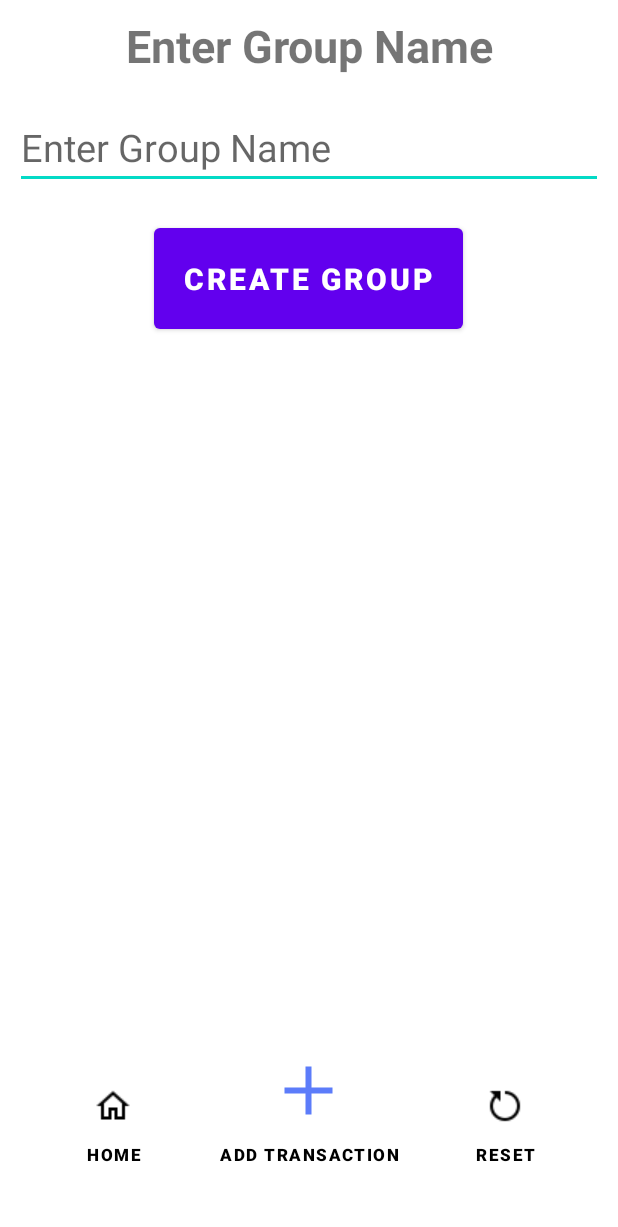
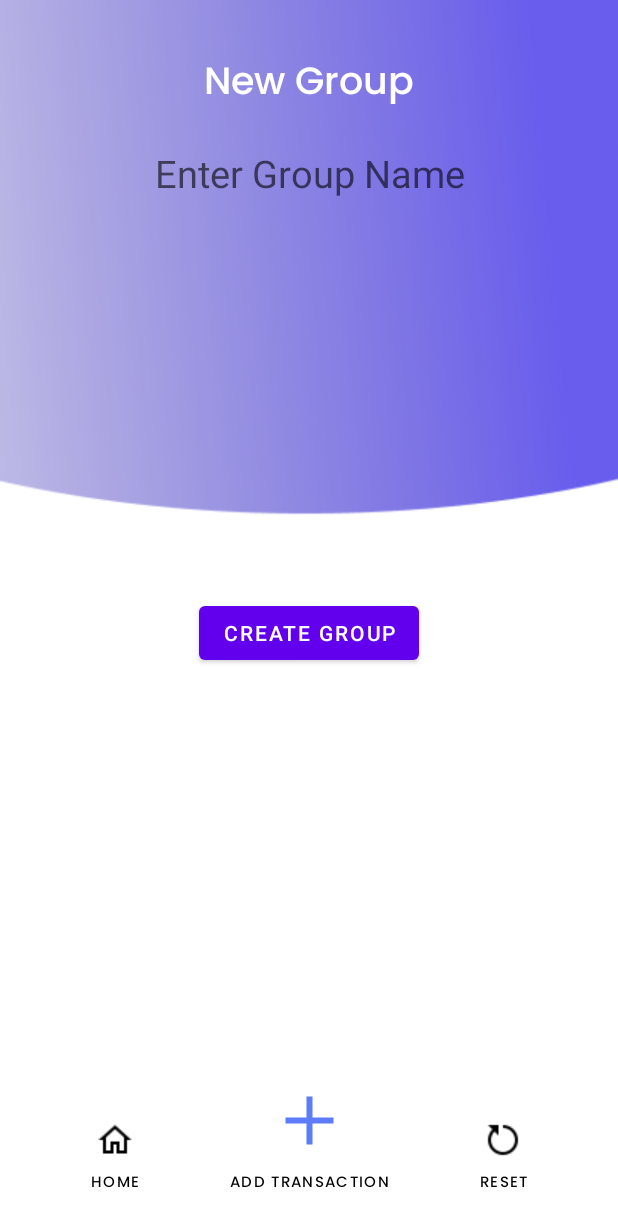
Before and after one commit to pipspritam/Android-App-SplitYourBill, an Android app: the createGroupAddName screen opened directly, with no data from a screen before it, on a phone screen of 412 x 824 dp. Shown: the top 1227 px of the screen. Run offline under Robolectric (Android 15) with nearby library versions, the phone set to English and light mode, and no system bars.

Commit message:
updated ui create page

```diff
--- a/app/src/main/res/layout/activity_create_group_add_name.xml
+++ b/app/src/main/res/layout/activity_create_group_add_name.xml
@@ -1,149 +1,190 @@
 <?xml version="1.0" encoding="utf-8"?>
-<LinearLayout xmlns:android="http://schemas.android.com/apk/res/android"
+<androidx.constraintlayout.widget.ConstraintLayout xmlns:android="http://schemas.android.com/apk/res/android"
+    xmlns:app="http://schemas.android.com/apk/res-auto"
     xmlns:tools="http://schemas.android.com/tools"
     android:layout_width="match_parent"
     android:layout_height="match_parent"
-    android:gravity="center_horizontal"
+    android:background="@drawable/background"
     android:orientation="vertical"
-    android:padding="10dp"
+    android:padding="5dp"
     tools:context=".createGroupAddName">
 
     <TextView
         android:id="@+id/addGroupName"
-        android:layout_width="match_parent"
+        android:layout_width="wrap_content"
         android:layout_height="wrap_content"
-        android:layout_marginBottom="20dp"
-        android:gravity="center_horizontal"
-        android:text="Enter Group Name"
-        android:textSize="30sp"
-        android:textStyle="bold" />
+        android:layout_marginTop="30dp"
+        android:fontFamily="@font/poppins_medium"
+        android:text="New Group"
+        android:textColor="@color/white"
+        android:textSize="25sp"
+        app:layout_constraintEnd_toEndOf="parent"
+        app:layout_constraintHorizontal_bias="0.5"
+        app:layout_constraintStart_toStartOf="parent"
+        app:layout_constraintTop_toTopOf="parent" />
+
 
     <EditText
         android:id="@+id/addGroupNameEditText"
         android:layout_width="match_parent"
         android:layout_height="wrap_content"
-        android:layout_marginBottom="20dp"
+        android:layout_marginStart="30dp"
+        android:layout_marginTop="20dp"
+        android:layout_marginEnd="30dp"
+        android:background="@color/transparent"
         android:digits="abcdefghijklmnopqrstuvwxyz ABCDEFGHIJKLMNOPQRSTUVWXYZ"
+        android:gravity="center"
         android:hint="Enter Group Name"
+        android:importantForAutofill="no"
         android:inputType="textCapWords"
         android:textSize="25sp"
-        android:importantForAutofill="no" />
+        app:layout_constraintEnd_toEndOf="parent"
+        app:layout_constraintHorizontal_bias="0.5"
+        app:layout_constraintStart_toStartOf="parent"
+        app:layout_constraintTop_toBottomOf="@+id/addGroupName" />
+
 
     <Button
         android:id="@+id/addGroupNameButton"
         android:layout_width="wrap_content"
         android:layout_height="wrap_content"
-        android:layout_marginBottom="20dp"
-        android:padding="20dp"
         android:text="Create Group"
-        android:textSize="20sp"
-        android:textStyle="bold" />
+        app:layout_constraintBottom_toTopOf="@+id/goToAddTrans"
+        app:layout_constraintEnd_toEndOf="parent"
+        app:layout_constraintHorizontal_bias="0.5"
+        app:layout_constraintStart_toStartOf="parent"
+        app:layout_constraintTop_toBottomOf="@+id/addGroupNameEditText"
+        app:layout_constraintVertical_bias="0.5" />
+
 
     <TextView
         android:id="@+id/addNameTitle"
-        android:layout_width="match_parent"
+        android:layout_width="wrap_content"
         android:layout_height="wrap_content"
-        android:layout_marginBottom="20dp"
-        android:gravity="center_horizontal"
+        android:layout_marginTop="20dp"
+        android:fontFamily="@font/poppins_medium"
         android:text="@string/add_person"
+        android:textSize="25sp"
         android:visibility="gone"
-        android:textSize="30sp"
-        android:textStyle="bold" />
+        app:layout_constraintEnd_toEndOf="parent"
+        app:layout_constraintHorizontal_bias="0.5"
+        app:layout_constraintStart_toStartOf="parent"
+        app:layout_constraintTop_toBottomOf="@+id/addGroupName" />
 
     <EditText
         android:id="@+id/addName"
-        android:layout_width="match_parent"
+        android:layout_width="wrap_content"
         android:layout_height="wrap_content"
-        android:layout_marginBottom="20dp"
+        android:layout_marginTop="30dp"
+        android:background="@color/transparent"
         android:digits="abcdefghijklmnopqrstuvwxyz ABCDEFGHIJKLMNOPQRSTUVWXYZ"
+        android:ems="10"
+        android:gravity="center"
         android:hint="@string/enter_name"
-        android:visibility="gone"
         android:inputType="textCapWords"
         android:textSize="25sp"
-        android:importantForAutofill="no" />
+        android:visibility="gone"
+        app:layout_constraintEnd_toEndOf="parent"
+        app:layout_constraintHorizontal_bias="0.5"
+        app:layout_constraintStart_toStartOf="parent"
+        app:layout_constraintTop_toBottomOf="@+id/addNameTitle" />
 
     <Button
         android:id="@+id/addNameButton"
         android:layout_width="wrap_content"
         android:layout_height="wrap_content"
-        android:layout_marginBottom="20dp"
-        android:padding="20dp"
-        android:visibility="gone"
         android:text="@string/add_person"
         android:textSize="20sp"
-        android:textStyle="bold" />
+        android:visibility="gone"
+        app:layout_constraintBottom_toTopOf="@+id/goToAddTrans"
+        app:layout_constraintEnd_toEndOf="parent"
+        app:layout_constraintHorizontal_bias="0.5"
+        app:layout_constraintStart_toStartOf="parent"
+        app:layout_constraintTop_toBottomOf="@+id/addName"
 
+        app:layout_constraintVertical_bias="0.5" />
+
+
+    <!--        <ListView-->
+    <!--            android:id="@+id/listViewAddLayout"-->
+    <!--            android:layout_width="match_parent"-->
+    <!--            android:layout_height="240dp"-->
+    <!--            android:layout_marginBottom="50dp"-->
+    <!--            android:dividerHeight="1dp"-->
+    <!--            android:horizontalSpacing="3dp"-->
+    <!--            android:scrollingCache="true"-->
+    <!--            android:smoothScrollbar="true"-->
+    <!--            android:stretchMode="columnWidth"-->
+    <!--            android:verticalSpacing="3dp"-->
+    <!--            android:visibility="gone" />-->
+    <!--        />-->
 
     <ListView
         android:id="@+id/listViewAddLayout"
-        android:layout_width="match_parent"
-        android:layout_height="240dp"
-        android:layout_marginBottom="50dp"
-        android:dividerHeight="1dp"
-        android:horizontalSpacing="3dp"
-        android:scrollingCache="true"
-        android:smoothScrollbar="true"
-        android:stretchMode="columnWidth"
-        android:verticalSpacing="3dp"
-        android:visibility="gone" />
-        />
-
-
-    <LinearLayout
-        android:layout_width="match_parent"
-        android:layout_height="fill_parent"
-        android:layout_gravity="center"
-        android:background="@color/white"
-        android:gravity="bottom">
+        android:layout_width="0dp"
+        android:layout_height="100dp"
+        android:layout_marginBottom="10dp"
+        app:layout_constraintBottom_toTopOf="@+id/goToAddTrans"
+        app:layout_constraintEnd_toEndOf="parent"
+        app:layout_constraintHorizontal_bias="0.5"
+        app:layout_constraintStart_toStartOf="parent" />
 
     <Button
         android:id="@+id/goToHomeButton"
-            android:layout_width="0dp"
-            android:layout_height="80dp"
+        android:layout_width="wrap_content"
+        android:layout_height="wrap_content"
         android:layout_marginBottom="10dp"
-            android:layout_weight="1"
         android:background="@color/transparent"
         android:drawableTop="@drawable/home"
+        android:fontFamily="@font/poppins_medium"
         android:padding="5dp"
-            android:layout_gravity="bottom"
         android:text="@string/home"
         android:textColor="@color/black"
-            android:textSize="11sp"
-            android:textStyle="bold" />
+        android:textSize="10sp"
+
+        app:layout_constraintBottom_toBottomOf="parent"
+        app:layout_constraintEnd_toStartOf="@+id/goToAddTrans"
+        app:layout_constraintHorizontal_bias="0.5"
+        app:layout_constraintStart_toStartOf="parent" />
 
     <Button
         android:id="@+id/goToAddTrans"
+        android:layout_width="wrap_content"
+        android:layout_height="wrap_content"
+        android:layout_marginBottom="10dp"
+        android:background="@color/transparent"
         android:drawableTop="@drawable/plus1"
-            android:layout_width="0dp"
-            android:layout_height="100dp"
-            android:layout_marginBottom="10dp"
-            android:layout_weight="1"
-            android:background="@color/transparent"
+        android:fontFamily="@font/poppins_medium"
         android:padding="5dp"
-            android:layout_gravity="bottom"
-            android:text="Add Transaction"
+        android:text="@string/add_transaction"
         android:textColor="@color/black"
-            android:enabled="false"
-            android:textSize="11sp"
-            android:textStyle="bold" />
+
+        android:textSize="10sp"
+        app:layout_constraintBottom_toBottomOf="parent"
+        app:layout_constraintEnd_toStartOf="@+id/resetButton"
+        app:layout_constraintHorizontal_bias="0.5"
+        app:layout_constraintStart_toEndOf="@+id/goToHomeButton" />
 
     <Button
         android:id="@+id/resetButton"
-            android:layout_width="0dp"
-            android:layout_height="80dp"
-            android:layout_gravity="bottom"
+        android:layout_width="wrap_content"
+        android:layout_height="wrap_content"
         android:layout_marginBottom="10dp"
-            android:layout_weight="1"
         android:background="@color/transparent"
         android:drawableTop="@drawable/reset"
+        android:fontFamily="@font/poppins_medium"
         android:padding="5dp"
         android:text="@string/reset"
+
         android:textColor="@color/black"
-            android:textSize="11sp"
-            android:textStyle="bold"
+        android:textSize="10sp"
 
-            />
+        app:layout_constraintBottom_toBottomOf="parent"
+        app:layout_constraintEnd_toEndOf="parent"
+        app:layout_constraintHorizontal_bias="0.5"
+        app:layout_constraintStart_toEndOf="@+id/goToAddTrans" />
 
-    </LinearLayout>
 
-</LinearLayout>
+
+
+</androidx.constraintlayout.widget.ConstraintLayout>
```
Also changed, not shown: app/src/main/java/com/example/splityourbill/MainActivity2.java (deleted, +0 -14 lines), app/src/main/res/layout/activity_main2.xml (deleted, +0 -126 lines). Lines whose indentation alone changed are shown as unchanged.
